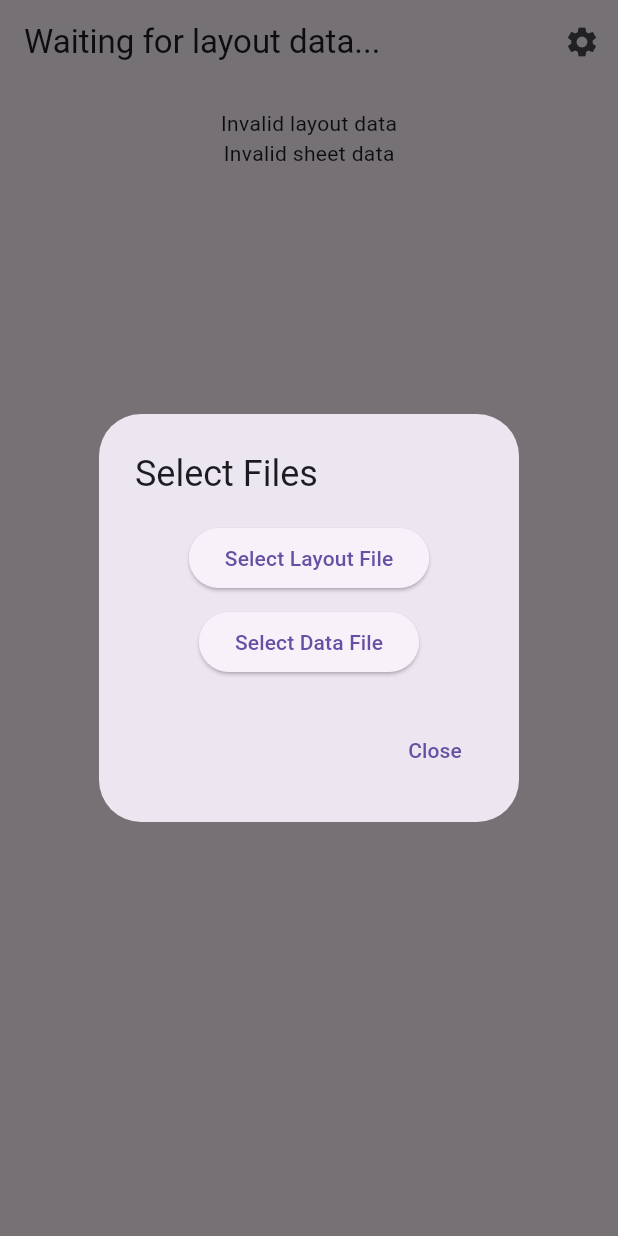
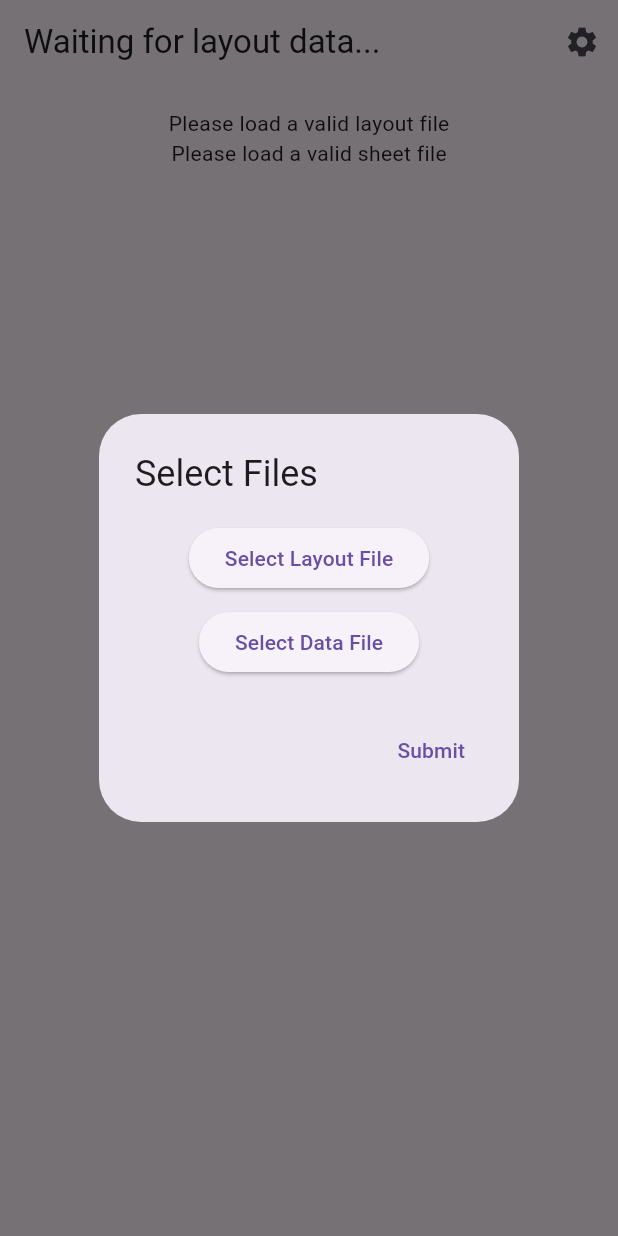
Before and after one commit to Stabbath/character_sheet, a Flutter app: the screen it shows after launch, after a tap on the "settings" icon, on a phone screen of 412 x 824 dp. Run offline on Flutter 3.47's test engine with Material 3 defaults, Android fonts, the phone set to English and light mode, and no system bars; our stand-ins replace flutter_layout_grid, flutter_riverpod, yaml; missing offline and left inert: file_selector, yaml_writer.

Commit message:
Removed async stuff for simplicity, finished data loading logic.

```diff
--- a/lib/core/character_sheet_wrapper.dart
+++ b/lib/core/character_sheet_wrapper.dart
@@ -1,45 +1,17 @@
-import 'package:flutter/foundation.dart';
 import 'package:flutter/material.dart';
 import 'package:flutter_riverpod/flutter_riverpod.dart';
 
 import 'character_sheet_widget.dart';
 import 'providers.dart';
 
-class CharacterSheetWrapper extends ConsumerStatefulWidget {
+class CharacterSheetWrapper extends ConsumerWidget {
   const CharacterSheetWrapper({super.key});
 
   @override
-  CharacterSheetWrapperState createState() => CharacterSheetWrapperState();
-}
-
-class CharacterSheetWrapperState extends ConsumerState<CharacterSheetWrapper> {
-  Future<void>? _initializationFuture;
-
-  @override
-  void didChangeDependencies() {
-    super.didChangeDependencies();
-    _initializationFuture ??= initializeProviders(ProviderScope.containerOf(context), ref.watch(layoutFilePathProvider), ref.watch(sheetFilePathProvider));
-  }
-
-  @override
-  Widget build(BuildContext context) {
+  Widget build(BuildContext context, WidgetRef ref) {
     final layout = ref.watch(layoutProvider);
     final sheetData = ref.watch(sheetDataProvider);
 
-    return FutureBuilder<void>(
-      future: _initializationFuture,
-      builder: (context, snapshot) {
-        if (snapshot.connectionState == ConnectionState.done) {
-          if (snapshot.hasError) {
-            if (kDebugMode) {
-              throw(snapshot.error, snapshot.stackTrace);
-            }
-            return Scaffold(
-              body: Center(
-                child: Text('Error loading data: ${snapshot.error}'),
-              ),
-            );
-          } else {
     if (layout != null && sheetData != null) {
       return CharacterSheet();
     } else {
@@ -47,20 +19,12 @@ class CharacterSheetWrapperState extends ConsumerState<CharacterSheetWrapper> {
         body: Center(
           child: Column(
             children: [
-                      if (layout == null) Text('Invalid layout data'),
-                      if (sheetData == null) Text('Invalid sheet data'),
+              if (layout == null) Text('Please load a valid layout file'),
+              if (sheetData == null) Text('Please load a valid sheet file'),
             ],
           ),
         ),
       );
     }
   }
-        } else {
-          return Scaffold(
-            body: Center(child: CircularProgressIndicator()),
-          );
 }
-      },
-    );
-  }
-}
--- a/lib/core/providers.dart
+++ b/lib/core/providers.dart
@@ -70,8 +70,7 @@ class KeyPathNotifier extends StateNotifier<dynamic> {
   }
 }
 
-// Initialize providers with loaded or default data
-Future<void> initializeProviders(ProviderContainer container, String layoutPath, String sheetPath) async {
+void initializeProviders(ProviderContainer container, String layoutPath, String sheetPath) {
   LayoutData? layoutData = loadLayoutFromPath(layoutPath);
   container.read(layoutProvider.notifier).state = layoutData;
 
--- a/lib/main.dart
+++ b/lib/main.dart
@@ -1,14 +1,9 @@
-import 'dart:io';
-
 import 'package:file_selector/file_selector.dart';
 import 'package:flutter/material.dart';
 import 'package:flutter_riverpod/flutter_riverpod.dart';
-import 'package:yaml/yaml.dart';
 
 import 'core/character_sheet_wrapper.dart';
-import 'core/layout_data.dart';
 import 'core/providers.dart';
-import 'core/sheet_data.dart';
 
 void main() {
   runApp(
@@ -35,7 +30,7 @@ class MainApp extends ConsumerWidget {
                 return IconButton(
                   icon: const Icon(Icons.settings),
                   onPressed: () {
-                    _showSettingsDialog(context);
+                    _showSettingsDialog(context, ref);
                   },
                 );
               },
@@ -51,7 +46,10 @@ class MainApp extends ConsumerWidget {
   }
 }
 
-void _showSettingsDialog(BuildContext context) {
+void _showSettingsDialog(BuildContext context, WidgetRef ref) {
+  var layoutPath = ref.read(layoutFilePathProvider);
+  var sheetPath = ref.read(sheetFilePathProvider);
+
   showDialog(
     context: context,
     builder: (BuildContext context) {
@@ -69,12 +67,7 @@ void _showSettingsDialog(BuildContext context) {
                   ],
                 );
                 if (layoutFile != null) {
-                  final layoutYamlString = await File(layoutFile.path).readAsString();
-                  final layoutYaml = loadYaml(layoutYamlString);
-                  final layoutData = LayoutData.fromYaml(layoutYaml);
-
-                  container.read(layoutProvider.notifier).state = layoutData;
-                  container.read(sheetDataProvider.notifier).initialize(layoutData.generateDefaultSheetData());
+                  layoutPath = layoutFile.path;
                 }
               },
               child: const Text('Select Layout File'),
@@ -88,11 +81,7 @@ void _showSettingsDialog(BuildContext context) {
                   ],
                 );
                 if (dataFile != null) {
-                  final dataYamlString = await File(dataFile.path).readAsString();
-                  final dataYaml = loadYaml(dataYamlString);
-
-                  final sheetData = SheetData.fromYaml(dataYaml);
-                  container.read(sheetDataProvider.notifier).initialize(sheetData);
+                  sheetPath = dataFile.path;
                 }
               },
               child: const Text('Select Data File'),
@@ -101,8 +90,9 @@ void _showSettingsDialog(BuildContext context) {
         ),
         actions: <Widget>[
           TextButton(
-            child: const Text('Close'),
+            child: const Text('Submit'),
             onPressed: () {
+              initializeProviders(container, layoutPath, sheetPath);
               Navigator.of(context).pop();
             },
           ),
--- a/lib/utils/file_utils.dart
+++ b/lib/utils/file_utils.dart
@@ -26,6 +26,7 @@ LayoutData? loadLayoutFromPath(String path) {
   return LayoutData.fromYaml(yaml);
 }
 
+// with validity checks - return null if invalid
 SheetData? loadSheetFromPath(String path, LayoutData layoutData) {
   final File file = File(path);
   if (!file.existsSync()) {
@@ -34,7 +35,7 @@ SheetData? loadSheetFromPath(String path, LayoutData layoutData) {
 
   final String contents = file.readAsStringSync();
   if (contents.isEmpty) {
-    return layoutData.generateDefaultSheetData(); // TODO - return a new default SheetData
+    return layoutData.generateDefaultSheetData(); // return default data if file is empty
   }
 
   final yaml = loadYaml(contents);
@@ -42,10 +43,10 @@ SheetData? loadSheetFromPath(String path, LayoutData layoutData) {
     return null;
   }
 
-  SheetData out = SheetData.fromYaml(yaml);
+  SheetData data = SheetData.fromYaml(yaml);
   if (false)
-    layoutData.crossCheckAndUpdateSheetData(out); // fill in missing fields; should probably not do this automatically on load
-  return out;
+    layoutData.crossCheckAndUpdateSheetData(data); // fill in missing fields; should probably not do this automatically on load
+  return data;
 }
 
 Future<void> writeSheetToPath(String path, SheetData sheetData) async {
```
Lines whose indentation alone changed are shown as unchanged.
